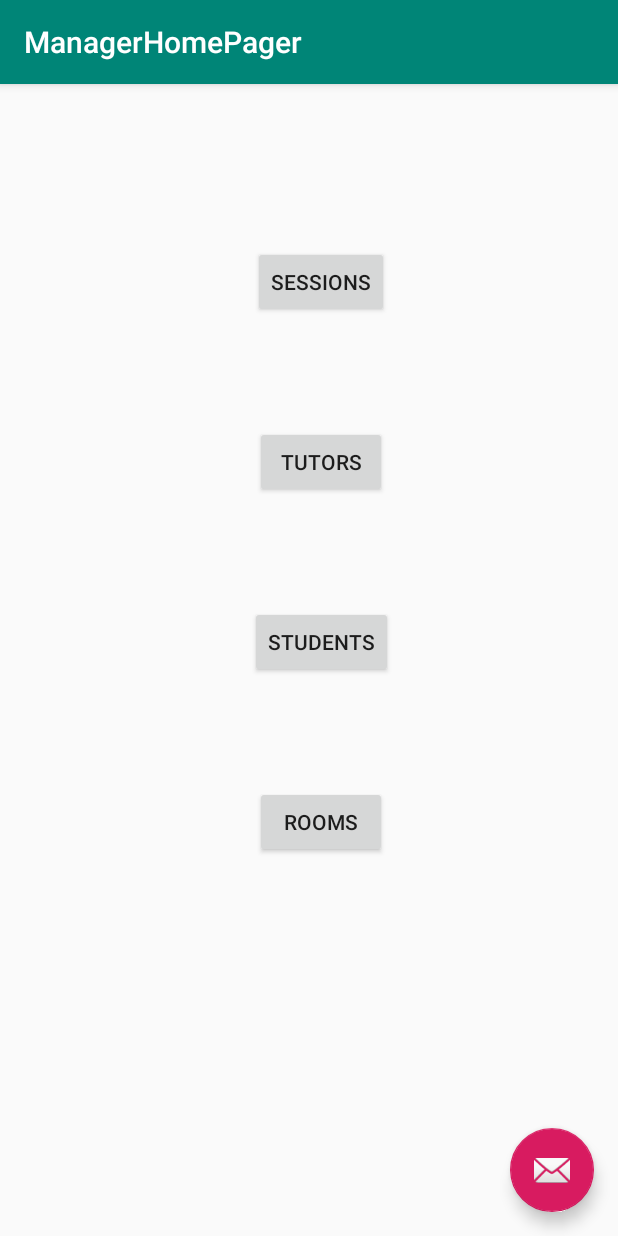
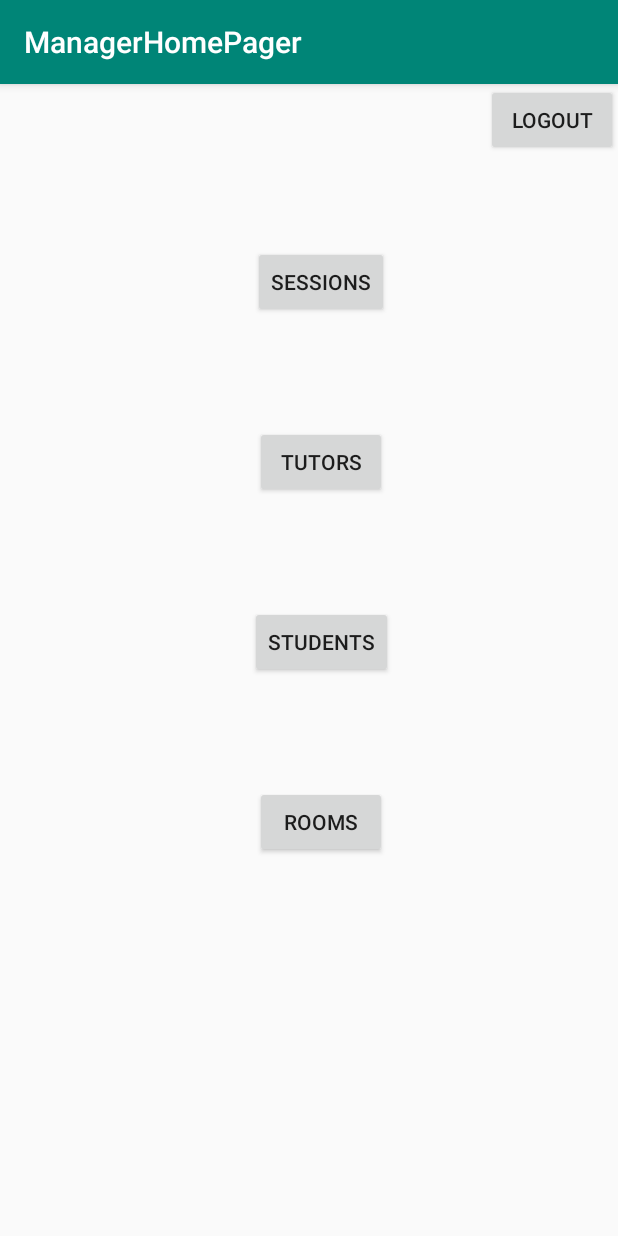
Before and after one commit to McGill-ECSE321-Fall2019/project-group-21, an Android app: the ManagerHomePager screen opened directly, with no data from a screen before it, on a phone screen of 412 x 824 dp. Run offline under Robolectric (Android 15) with nearby library versions, the phone set to English and light mode, and no system bars; libraries missing offline, so code that uses them is left out: com.loopj.android, cz.msebera.android.

Commit message:
added the logout button and it works, added the empty field login validation, removed all Fabs. closes #91, #92, #93, #94

```diff
--- a/TutoringCompany-Android/app/src/main/res/layout/activity_manager_home_pager.xml
+++ b/TutoringCompany-Android/app/src/main/res/layout/activity_manager_home_pager.xml
@@ -22,12 +22,5 @@
 
     <include layout="@layout/content_manager_home_pager" />
 
-    <com.google.android.material.floatingactionbutton.FloatingActionButton
-        android:id="@+id/fab"
-        android:layout_width="wrap_content"
-        android:layout_height="wrap_content"
-        android:layout_gravity="bottom|end"
-        android:layout_margin="@dimen/fab_margin"
-        app:srcCompat="@android:drawable/ic_dialog_email" />
 
 </androidx.coordinatorlayout.widget.CoordinatorLayout>
--- a/TutoringCompany-Android/app/src/main/res/layout/content_manager_home_pager.xml
+++ b/TutoringCompany-Android/app/src/main/res/layout/content_manager_home_pager.xml
@@ -62,5 +62,27 @@
         app:layout_constraintStart_toStartOf="parent"
         app:layout_constraintTop_toTopOf="parent" />
 
+    <Button
+        android:id="@+id/LogoutButton"
+        android:layout_width="wrap_content"
+        android:layout_height="wrap_content"
+        android:text="Logout"
+        app:layout_constraintEnd_toEndOf="parent"
+        app:layout_constraintTop_toTopOf="parent"
+        android:onClick="logout"/>
+
+    <TextView
+        android:id="@+id/error"
+        android:layout_width="271dp"
+        android:layout_height="32dp"
+        android:text=""
+
+        android:textAlignment="center"
+        android:textColor="@color/colorAccent"
+        app:layout_constraintBottom_toBottomOf="parent"
+        app:layout_constraintEnd_toEndOf="parent"
+        app:layout_constraintStart_toStartOf="parent"
+        app:layout_constraintTop_toBottomOf="@+id/RoomsBtn" />
+
 
 </androidx.constraintlayout.widget.ConstraintLayout>
```
Also changed, not shown: TutoringCompany-Android/app/src/main/java/ca/mcgill/ecse321/tutoringcompany/MainActivity.java (+14 -39 lines), TutoringCompany-Android/app/src/main/java/ca/mcgill/ecse321/tutoringcompany/ManagerHomePager.java (+53 -9 lines), TutoringCompany-Android/app/src/main/java/ca/mcgill/ecse321/tutoringcompany/RoomPage.java (+0 -8 lines), TutoringCompany-Android/app/src/main/java/ca/mcgill/ecse321/tutoringcompany/TutorsPage.java (+0 -8 lines), TutoringCompany-Android/app/src/main/java/ca/mcgill/ecse321/tutoringcompany/VerifyTutors.java (+0 -8 lines), TutoringCompany-Android/app/src/main/java/ca/mcgill/ecse321/tutoringcompany/ViewTutors.java (+0 -8 lines), TutoringCompany-Android/app/src/main/res/layout/activity_main.xml (+0 -8 lines), TutoringCompany-Android/app/src/main/res/layout/activity_room_page.xml (+0 -7 lines), TutoringCompany-Android/app/src/main/res/layout/activity_tutors_page.xml (+0 -7 lines), TutoringCompany-Android/app/src/main/res/layout/activity_verify_tutors.xml (+0 -7 lines), TutoringCompany-Android/app/src/main/res/layout/activity_view_tutors.xml (+0 -7 lines).
